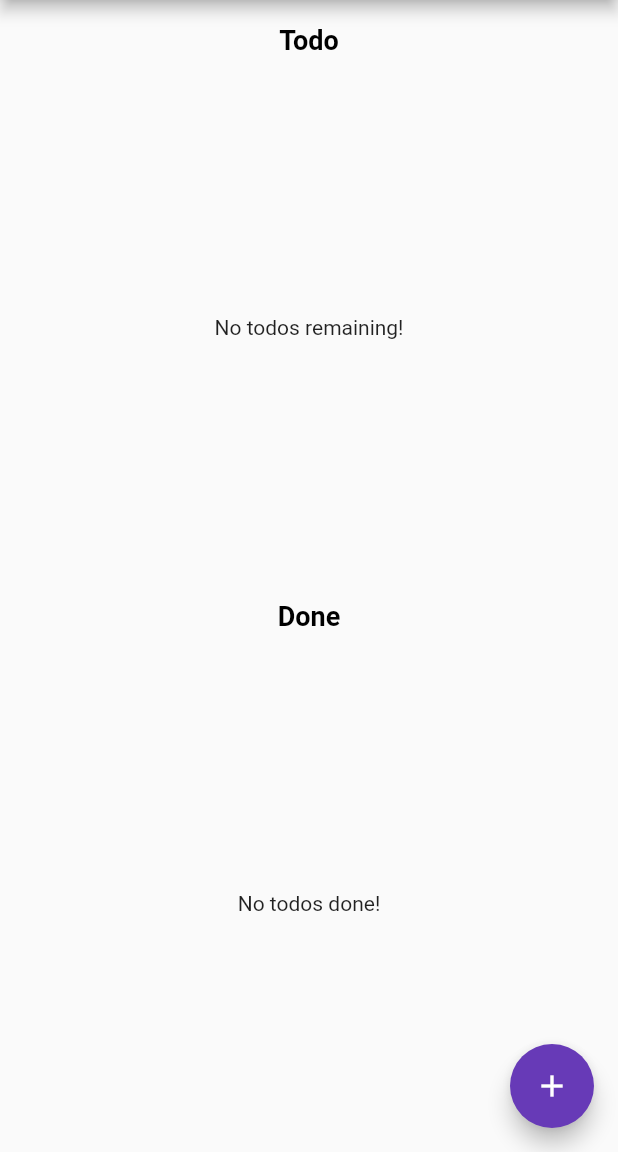
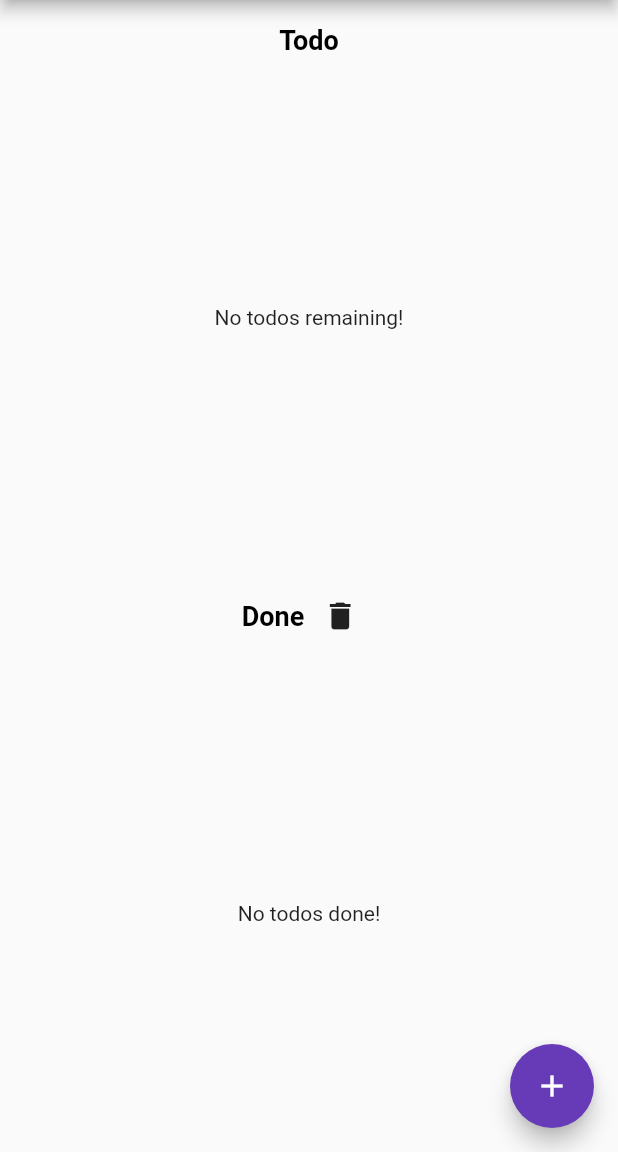
Before and after one commit to ANPetru/Flutter-Todo-List, a Flutter app: the screen it shows after launch, on a phone screen of 412 x 824 dp, the part 84-1236 px from its top. Run offline on Flutter 3.47's test engine with Material 2 defaults, Android fonts, the phone set to English and light mode, and no system bars; our stand-ins replace flutter_slidable, sqflite; accounts and stored records are empty.

```diff
--- a/lib/main.dart
+++ b/lib/main.dart
@@ -196,14 +196,28 @@ class _MyHomePageState extends State<MyHomePage> {
           ),
           Container(
               padding: EdgeInsets.fromLTRB(16, 16, 16, 16),
-            child: Text(
+              child: Row(
+                mainAxisAlignment: MainAxisAlignment.center,
+                children: <Widget>[
+                  Text(
                     'Done',
                     style: TextStyle(
                         fontSize: 18,
                         color: Colors.black,
                         fontWeight: FontWeight.bold),
                   ),
-          ),
+                  IconButton(
+                    icon: Icon(Icons.delete),
+                    onPressed: () {
+                      setState(() {
+                        doneTodos.clear();
+                        clearTodos();
+                        _showToast("Done todos cleared");
+                      });
+                    },
+                  )
+                ],
+              )),
           Expanded(
             child: _buildDoneList(context),
           ),
--- a/lib/todo.dart
+++ b/lib/todo.dart
@@ -16,6 +16,12 @@ Future<void> insertTodo(Todo todo) async {
 
   await db.insert('todo', todo.toMap(),
       conflictAlgorithm: ConflictAlgorithm.replace);
+}
+
+Future<void> clearTodos() async {
+  final Database db = await database;
+
+  await db.delete('todo', where: "done = 1");
 }
 
 Future<List<Todo>> listTodos() async {
```
Lines whose indentation alone changed are shown as unchanged.
